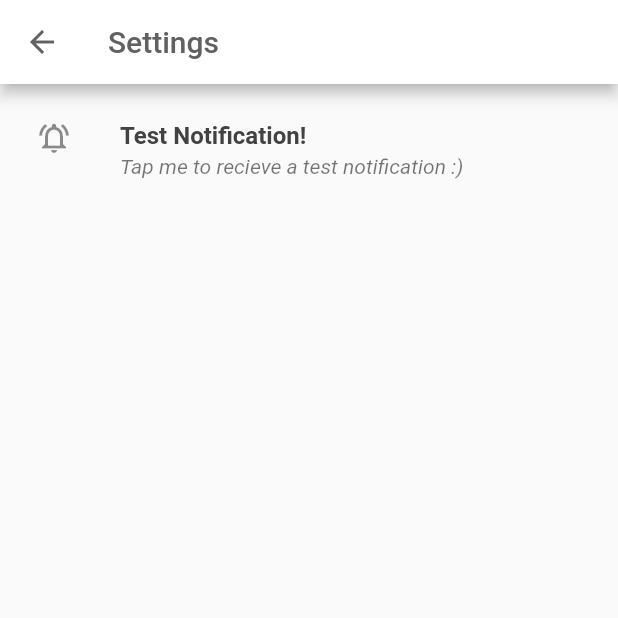
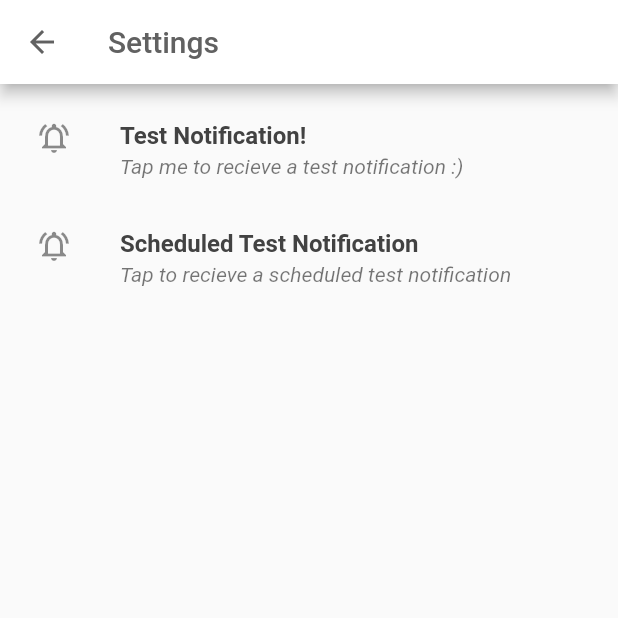
Before and after one commit to bradwindy/reminderplus, a Flutter app: the SettingsPage screen opened directly, after a tap on "Test Notification!", on a phone screen of 412 x 824 dp, the top half of it. Run offline on Flutter 3.47's test engine with Material 2 defaults, Android fonts, the phone set to English and light mode, and no system bars; our stand-ins replace flutter_local_notifications, outline_material_icons, sqflite; accounts and stored records are empty.

Commit message:
Reminder notifications working! Closes #16 References #5

```diff
--- a/lib/settings_page.dart
+++ b/lib/settings_page.dart
@@ -65,7 +65,25 @@ class _SettingsPageState extends State<SettingsPage> {
                 OMIcons.notificationsActive,
               ),
               onTap: () async {
-                await _showNotification();
+                await testNotification();
+              },
+            ),
+
+            ListTile(
+              title: Text(
+                "Scheduled Test Notification",
+                style: TextStyle(
+                    fontWeight: FontWeight.bold, color: Colors.grey[800]),
+              ),
+              subtitle: Text(
+                "Tap to recieve a scheduled test notification",
+                style: TextStyle(fontStyle: FontStyle.italic),
+              ),
+              leading: Icon(
+                OMIcons.notificationsActive,
+              ),
+              onTap: () async {
+                await scheduledTestNotification();
               },
             ),
           ],
@@ -81,22 +99,64 @@ class _SettingsPageState extends State<SettingsPage> {
 
   }
 
-  Future<void> _showNotification() async {
+  Future<void> testNotification() async {
     var androidPlatformChannelSpecifics = AndroidNotificationDetails(
-        'your channel id', 'your channel name', 'your channel description',
-      importance: Importance.Max,
-      priority: Priority.High,
-      ticker: 'ticker',
+        'ReminderChannel',
+        'Reminders',
+        'Reminder Notifications',
+        icon: 'secondary_icon',
+        color: const Color.fromARGB(255, 255, 0, 164),
+        ledColor: const Color.fromARGB(255, 255, 0, 164),
+        ledOnMs: 1000,
+        ledOffMs: 1000
     );
+
     var iOSPlatformChannelSpecifics = IOSNotificationDetails();
+
     var platformChannelSpecifics = NotificationDetails(
-        androidPlatformChannelSpecifics, iOSPlatformChannelSpecifics);
+        androidPlatformChannelSpecifics,
+        iOSPlatformChannelSpecifics
+    );
+
     await flutterLocalNotificationsPlugin.show(
         0,
-        'Hello',
-        'This is a notification!',
+        'Test Notification',
+        'This is a test notification 🛠',
         platformChannelSpecifics,
         payload: 'item x'
     );
   }
+
+  Future<void> scheduledTestNotification() async {
+    var scheduledNotificationDateTime = DateTime.now().add(
+        Duration(seconds: 10));
+
+    var androidPlatformChannelSpecifics = AndroidNotificationDetails(
+        'ReminderChannel',
+        'Reminders',
+        'Reminder Notifications',
+        icon: 'secondary_icon',
+        color: const Color.fromARGB(255, 255, 0, 164),
+        ledColor: const Color.fromARGB(255, 255, 0, 164),
+        ledOnMs: 1000,
+        ledOffMs: 1000
+    );
+
+    var iOSPlatformChannelSpecifics = IOSNotificationDetails();
+
+    var platformChannelSpecifics = NotificationDetails(
+        androidPlatformChannelSpecifics,
+        iOSPlatformChannelSpecifics
+    );
+
+    await flutterLocalNotificationsPlugin.schedule(
+        0,
+        'Test Notification',
+        'This is a test notification 🛠',
+        scheduledNotificationDateTime,
+        platformChannelSpecifics,
+        payload: 'item x'
+    );
+  }
+
 }
```
Also changed, not shown: lib/add_reminder_page.dart (+80 -2 lines), 1 other file.
